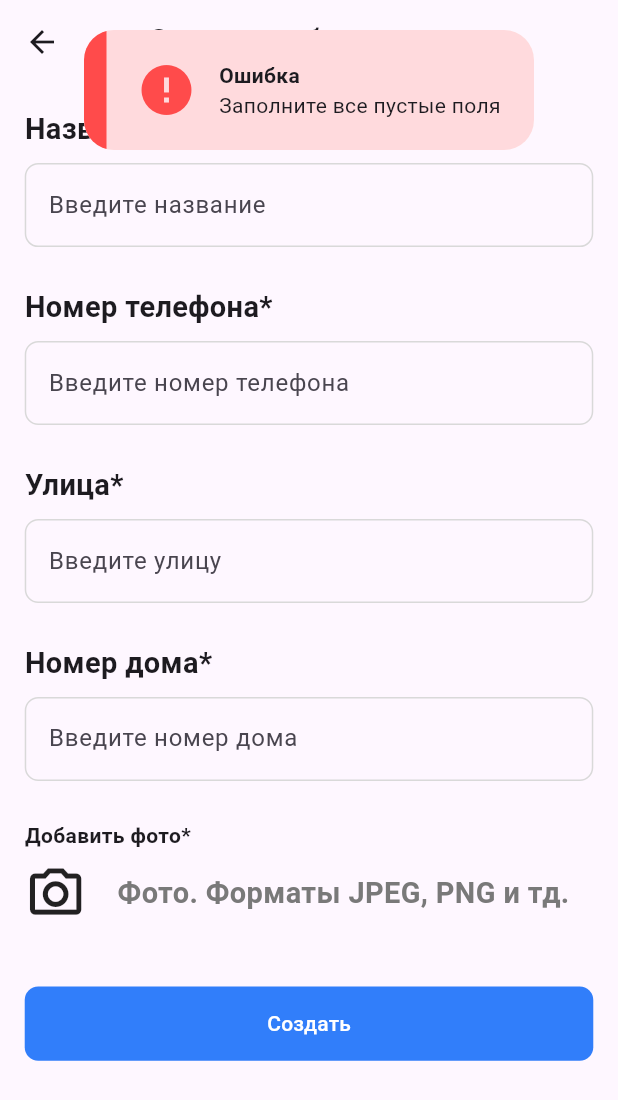
After one commit to leonid22231/gnext, a Flutter app: the CreateShopPage screen opened directly, after a tap on "Создать", on a phone screen of 412 x 824 dp. The commit adds this screen. Shown: the top 1100 px of the screen. Run offline on Flutter 3.47's test engine with Material 3 defaults, Android fonts, the light colour scheme and no system bars; our stand-ins replace animated_custom_dropdown, buttons_tabbar, device_info_plus, dio, file_picker, firebase_auth and 16 more; missing offline and left inert: address_search_field, audio_waveforms, bottom_picker, currency_converter, flutter_file_downloader, flutter_paypal_payment and 3 more; accounts and stored records are empty; generated files the repository leaves out were written again.

Commit message:
Add shop

```diff
--- a/app/lib/l10n/intl_ru.arb
+++ b/app/lib/l10n/intl_ru.arb
@@ -14,7 +14,9 @@
   "option2": "По городу",
   "go_to_chat": "Перейти в чат",
   "files": "Например, фото груза. Форматы: GIF, JPEG, PNG, TXT, PDF, DOC и тд.",
+  "files_photo": "Фото. Форматы JPEG, PNG и тд.",
   "warning_1": "Заполните все пустые поля",
+  "warning_3": "Выберите фотографию!",
   "reg": "Зарегистрироваться",
   "register": "Регистрация",
   "name": "Имя",
@@ -90,6 +92,14 @@
   "video": "Видео",
   "video_": "Видео (Камера)",
   "loading": "Загрузка...",
-  "preload_page1":"Добавить груз",
-  "preload_page2":"Стать перевозчиком"
+  "preload_page1": "Добавить груз",
+  "preload_page2": "Стать перевозчиком",
+  "create_shop": "Создать объявление",
+  "create_shop_name": "Введите название",
+  "create_shop_name_": "Название",
+  "create_shop_street": "Введите улицу",
+  "create_shop_street_": "Улица",
+  "create_shop_house": "Введите номер дома",
+  "create_shop_house_": "Номер дома",
+  "create": "Создать"
 }
--- a/app/lib/main_route.dart
+++ b/app/lib/main_route.dart
@@ -11,6 +11,7 @@ import 'package:app/pages/catalog_page.dart';
 import 'package:app/pages/search_page.dart';
 import 'package:app/pages/seconds/chat_page.dart';
 import 'package:app/pages/seconds/create_cargo.dart';
+import 'package:app/pages/seconds/create_shop.dart';
 import 'package:app/pages/transportation_page.dart';
 import 'package:app/utils/GlobalsColors.dart';
 import 'package:app/utils/GlobalsWidgets.dart';
@@ -35,6 +36,7 @@ class _MainRouteState extends State<MainRoute> {
   int activeTab = 0;
   final GlobalKey<SliderDrawerState> _sliderDrawerKey = GlobalKey<SliderDrawerState>();
   final GlobalKey<TransportationPageState> _transportationKey = GlobalKey<TransportationPageState>();
+  final GlobalKey<CatalogPageState> _shopKey = GlobalKey<CatalogPageState>();
   String selectTab = "";
   List<String> pages = [];
   Mode selectedMode = Mode.CITY;
@@ -412,13 +414,8 @@ class _MainRouteState extends State<MainRoute> {
           FloatingActionButton(
             heroTag: "btn1",
             onPressed: () {
-              Navigator.of(context)
-                  .push(MaterialPageRoute(
-                      builder: (context) => CreateCargoPage(
-                            mode: selectedMode,
-                          )))
-                  .then((value) {
-                _transportationKey.currentState?.update();
+              Navigator.of(context).push(MaterialPageRoute(builder: (context) => CreateShopPage())).then((value) {
+                _shopKey.currentState?.update();
               });
             },
             shape: RoundedRectangleBorder(borderRadius: BorderRadius.circular(50)),
@@ -582,7 +579,7 @@ class _MainRouteState extends State<MainRoute> {
         category: Categories.swap,
       );
     } else if (title.contains(S.of(context).page9)) {
-      return const CatalogPage(category: Categories.shop);
+      return CatalogPage(key: _shopKey, category: Categories.shop);
     } else if (title.contains(S.of(context).page10)) {
       return CustomChatPage(key: const Key("chat_4"), subscription: widget.userEntity.subscription, history: true, showTitle: false, title: S.of(context).page10, chatName: GlobalsWidgets.chats[4]);
     } else if (title.contains(S.of(context).page11)) {
--- a/app/lib/pages/catalog_page.dart
+++ b/app/lib/pages/catalog_page.dart
@@ -10,15 +10,15 @@ import 'package:flutter/material.dart';
 import 'package:responsive_sizer/responsive_sizer.dart';
 import 'package:url_launcher/url_launcher.dart';
 
-class CatalogPage extends StatefulWidget{
+class CatalogPage extends StatefulWidget {
   final Categories category;
-  const CatalogPage({required this.category,super.key});
+  const CatalogPage({required this.category, super.key});
 
   @override
-  State<StatefulWidget> createState() => _CatalogPageState();
+  State<StatefulWidget> createState() => CatalogPageState();
+}
 
-}
-class _CatalogPageState extends State<CatalogPage>{
+class CatalogPageState extends State<CatalogPage> {
   @override
   Widget build(BuildContext context) {
     return SingleChildScrollView(
@@ -26,63 +26,96 @@ class _CatalogPageState extends State<CatalogPage>{
         padding: EdgeInsets.all(5.w),
         child: FutureBuilder(
           future: findCompanies(),
-          builder: (context,snapshot){
-            if(snapshot.hasData){
+          builder: (context, snapshot) {
+            if (snapshot.hasData) {
               return Column(
-                children: snapshot.data!.map((e) => Column(
+                children: snapshot.data!
+                    .map((e) => Column(
                           children: [
                             _card(e),
-                    SizedBox(height: 1.h,)
+                            SizedBox(
+                              height: 1.h,
+                            )
                           ],
-                )).toList(),
+                        ))
+                    .toList(),
               );
-            }else{
-              return Center(child: Text(S.of(context).loading),);
+            } else {
+              debugPrint("Company error ${snapshot.error}");
+              return Center(
+                child: Text(S.of(context).loading),
+              );
             }
           },
         ),
       ),
     );
   }
-  Widget _card(CompanyEntity companyEntity){
+
+  Widget _card(CompanyEntity companyEntity) {
     return Container(
       width: double.maxFinite,
-        decoration: BoxDecoration(
-          borderRadius: BorderRadius.circular(15),
-          color: const Color(0xffEDEEEF)
-        ),
+      decoration: BoxDecoration(borderRadius: BorderRadius.circular(15), color: const Color(0xffEDEEEF)),
       child: Padding(
         padding: EdgeInsets.all(3.w),
         child: Column(
           crossAxisAlignment: CrossAxisAlignment.start,
           children: [
-              Align(alignment: Alignment.center,child: Text(companyEntity.name,style: TextStyle(fontSize: 16.sp, fontWeight: FontWeight.bold),),),
-              SizedBox(height: 1.h,),
-              companyEntity.image!=null?SizedBox(
+            Align(
+              alignment: Alignment.center,
+              child: Text(
+                companyEntity.name,
+                style: TextStyle(fontSize: 16.sp, fontWeight: FontWeight.bold),
+              ),
+            ),
+            SizedBox(
+              height: 1.h,
+            ),
+            companyEntity.image != null
+                ? SizedBox(
                     child: SizedBox(
                       width: double.maxFinite,
                       height: 20.h,
                       child: ClipRRect(
                         borderRadius: BorderRadius.circular(15),
-                    child: Image.network(GlobalsWidgets.getPhoto(companyEntity.image), fit: BoxFit.fill,),
+                        child: Image.network(
+                          GlobalsWidgets.getPhoto(companyEntity.image),
+                          fit: BoxFit.cover,
                         ),
                       ),
-              ):const SizedBox.shrink(),
+                    ),
+                  )
+                : const SizedBox.shrink(),
             Row(
               children: [
-                  Text(S.of(context).address,style: TextStyle(fontSize: 15.sp, color: Colors.black.withOpacity(0.6)),),
-                  SizedBox(width: 2.w,),
-                  Text("${companyEntity.address.street}, ${companyEntity.address.house}", style: TextStyle(fontSize: 15.sp, fontWeight: FontWeight.w500),)
+                Text(
+                  S.of(context).address,
+                  style: TextStyle(fontSize: 15.sp, color: Colors.black.withOpacity(0.6)),
+                ),
+                SizedBox(
+                  width: 2.w,
+                ),
+                Text(
+                  "${companyEntity.address.street}, ${companyEntity.address.house}",
+                  style: TextStyle(fontSize: 15.sp, fontWeight: FontWeight.w500),
+                )
               ],
             ),
-              Divider(height: 1.h,),
+            Divider(
+              height: 1.h,
+            ),
             Align(
               alignment: Alignment.centerRight,
-               child:  Row(
+              child: Row(
                 mainAxisSize: MainAxisSize.min,
                 children: [
-                   Text("+${companyEntity.phone}", style: TextStyle(fontSize: 16.sp),),
-                   SizedBox(width: 2.w,),
+                  Text(
+                    "+${companyEntity.phone}",
+                    style: TextStyle(fontSize: 16.sp),
+                  ),
+                  SizedBox(
+                    width: 2.w,
+                  ),
                   IconButton(
                     padding: EdgeInsets.zero,
                     constraints: const BoxConstraints(),
@@ -90,43 +123,48 @@ class _CatalogPageState extends State<CatalogPage>{
                     style: const ButtonStyle(
                       tapTargetSize: MaterialTapTargetSize.shrinkWrap, // the '2023' part
                     ),
-                     onPressed: (){
+                    onPressed: () {
                       launchUrl(Uri.parse("tel://+${companyEntity.phone}"));
-                     }, icon: const Icon(Icons.call), color: Colors.green,)
+                    },
+                    icon: const Icon(Icons.call),
+                    color: Colors.green,
+                  )
                 ],
               ),
             ),
-              (companyEntity.manager!=null && companyEntity.manager!.uid!=GlobalsWidgets.uid)?SizedBox(height: 1.h,):const SizedBox.shrink(),
-              (companyEntity.manager!=null && companyEntity.manager!.uid!=GlobalsWidgets.uid)?Align(
+            (companyEntity.manager != null && companyEntity.manager!.uid != GlobalsWidgets.uid)
+                ? SizedBox(
+                    height: 1.h,
+                  )
+                : const SizedBox.shrink(),
+            (companyEntity.manager != null && companyEntity.manager!.uid != GlobalsWidgets.uid)
+                ? Align(
                     alignment: Alignment.center,
                     child: SizedBox(
                       child: OutlinedButton(
-                      style: OutlinedButton.styleFrom(
-                          backgroundColor: Colors.transparent,
-                          side: BorderSide(color: GlobalsColor.blue),
-                          shape: RoundedRectangleBorder(
-                              borderRadius: BorderRadius.circular(9),
-                              side: BorderSide.none
-                          )
-                      ),
-                      onPressed: (){
+                          style: OutlinedButton.styleFrom(backgroundColor: Colors.transparent, side: BorderSide(color: GlobalsColor.blue), shape: RoundedRectangleBorder(borderRadius: BorderRadius.circular(9), side: BorderSide.none)),
+                          onPressed: () {
                             Dio dio = Dio();
                             RestClient client = RestClient(dio);
-                        client.findChat(GlobalsWidgets.uid, companyEntity.manager!.uid, null).then((value){
-                          Navigator.push(context,
-                              MaterialPageRoute(builder: (context)=>CustomChatPage(showTitle: true,title: companyEntity.name, chatName: value)));
+                            client.findChat(GlobalsWidgets.uid, companyEntity.manager!.uid, null).then((value) {
+                              Navigator.push(context, MaterialPageRoute(builder: (context) => CustomChatPage(showTitle: true, title: companyEntity.name, chatName: value)));
                             });
                           },
-                      child: Text(S.of(context).go_to_chat, style: TextStyle(color: GlobalsColor.blue),)
+                          child: Text(
+                            S.of(context).go_to_chat,
+                            style: TextStyle(color: GlobalsColor.blue),
+                          )),
                     ),
-                ),
-              ):const SizedBox.shrink(),
+                  )
+                : const SizedBox.shrink(),
           ],
         ),
       ),
     );
   }
-  Future<List<CompanyEntity>> findCompanies(){
+
+  update() => setState(() {});
+  Future<List<CompanyEntity>> findCompanies() {
     Dio dio = Dio();
     RestClient client = RestClient(dio);
     return client.findCompanies(GlobalsWidgets.uid, widget.category);
--- /dev/null
+++ b/app/lib/pages/seconds/create_shop.dart
@@ -0,0 +1,220 @@
+import 'dart:io';
+
+import 'package:app/api/RestClient.dart';
+import 'package:app/api/entity/enums/Categories.dart';
+import 'package:app/generated/l10n.dart';
+import 'package:app/utils/GlobalsWidgets.dart';
+import 'package:dio/dio.dart';
+import 'package:flutter/material.dart';
+import 'package:flutter/services.dart';
+import 'package:flutter/widgets.dart';
+import 'package:image_picker/image_picker.dart';
+import 'package:motion_toast/motion_toast.dart';
+import 'package:responsive_sizer/responsive_sizer.dart';
+
+class CreateShopPage extends StatefulWidget {
+  const CreateShopPage({super.key});
+
+  @override
+  State<StatefulWidget> createState() => _CreateShopState();
+}
+
+class _CreateShopState extends State<CreateShopPage> {
+  File? file;
+  String? name, number, street, house;
+  @override
+  Widget build(BuildContext context) {
+    return Scaffold(
+      appBar: AppBar(
+        centerTitle: true,
+        title: Text(S.of(context).create_shop),
+      ),
+      body: SingleChildScrollView(
+        child: Padding(
+          padding: EdgeInsets.all(2.h),
+          child: Column(
+            crossAxisAlignment: CrossAxisAlignment.start,
+            children: [
+              Text(
+                "${S.of(context).create_shop_name_}*",
+                style: TextStyle(fontWeight: FontWeight.bold, fontSize: 18.sp),
+              ),
+              SizedBox(height: 1.h),
+              SizedBox(
+                height: 8.h,
+                child: TextFormField(
+                  onChanged: (value) {
+                    name = value;
+                  },
+                  decoration: InputDecoration(
+                    hintText: S.of(context).create_shop_name,
+                    enabledBorder: OutlineInputBorder(borderRadius: BorderRadius.circular(9), borderSide: const BorderSide(color: Color(0xffD9D9D9))),
+                    focusedBorder: OutlineInputBorder(borderRadius: BorderRadius.circular(9), borderSide: const BorderSide(color: Color(0xffD9D9D9))),
+                  ),
+                ),
+              ),
+              SizedBox(
+                height: 2.h,
+              ),
+              Text(
+                "${S.of(context).number_phone}*",
+                style: TextStyle(fontWeight: FontWeight.bold, fontSize: 18.sp),
+              ),
+              SizedBox(height: 1.h),
+              SizedBox(
+                height: 8.h,
+                child: TextFormField(
+                  onChanged: (value) {
+                    number = value;
+                  },
+                  keyboardType: const TextInputType.numberWithOptions(decimal: true),
+                  inputFormatters: [
+                    FilteringTextInputFormatter.allow(RegExp('[0-9.,]+')),
+                  ],
+                  decoration: InputDecoration(
+                    hintText: S.of(context).number_phone_,
+                    enabledBorder: OutlineInputBorder(borderRadius: BorderRadius.circular(9), borderSide: const BorderSide(color: Color(0xffD9D9D9))),
+                    focusedBorder: OutlineInputBorder(borderRadius: BorderRadius.circular(9), borderSide: const BorderSide(color: Color(0xffD9D9D9))),
+                  ),
+                ),
+              ),
+              SizedBox(
+                height: 2.h,
+              ),
+              Text(
+                "${S.of(context).create_shop_street_}*",
+                style: TextStyle(fontWeight: FontWeight.bold, fontSize: 18.sp),
+              ),
+              SizedBox(height: 1.h),
+              SizedBox(
+                height: 8.h,
+                child: TextFormField(
+                  onChanged: (value) {
+                    street = value;
+                  },
+                  decoration: InputDecoration(
+                    hintText: S.of(context).create_shop_street,
+                    enabledBorder: OutlineInputBorder(borderRadius: BorderRadius.circular(9), borderSide: const BorderSide(color: Color(0xffD9D9D9))),
+                    focusedBorder: OutlineInputBorder(borderRadius: BorderRadius.circular(9), borderSide: const BorderSide(color: Color(0xffD9D9D9))),
+                  ),
+                ),
+              ),
+              SizedBox(
+                height: 2.h,
+              ),
+              Text(
+                "${S.of(context).create_shop_house_}*",
+                style: TextStyle(fontWeight: FontWeight.bold, fontSize: 18.sp),
+              ),
+              SizedBox(height: 1.h),
+              SizedBox(
+                height: 8.h,
+                child: TextFormField(
+                  onChanged: (value) {
+                    house = value;
+                  },
+                  decoration: InputDecoration(
+                    hintText: S.of(context).create_shop_house,
+                    enabledBorder: OutlineInputBorder(borderRadius: BorderRadius.circular(9), borderSide: const BorderSide(color: Color(0xffD9D9D9))),
+                    focusedBorder: OutlineInputBorder(borderRadius: BorderRadius.circular(9), borderSide: const BorderSide(color: Color(0xffD9D9D9))),
+                  ),
+                ),
+              ),
+              SizedBox(
+                height: 2.h,
+              ),
+              _photo("${S.of(context).add_photo}*", S.of(context).files_photo),
+              SizedBox(
+                height: 5.h,
+              ),
+              SizedBox(
+                height: 6.h,
+                width: double.maxFinite,
+                child: OutlinedButton(
+                    style: OutlinedButton.styleFrom(backgroundColor: const Color(0xff317EFA), side: BorderSide.none, shape: RoundedRectangleBorder(borderRadius: BorderRadius.circular(9))),
+                    onPressed: () {
+                      if (name != null && name!.isNotEmpty && number != null && number!.isNotEmpty && street != null && street!.isNotEmpty && house != null && house!.isNotEmpty) {
+                        if (file != null) {
+                          String numberPhone = "";
+                          if (number![0].contains("8")) {
+                            numberPhone += number!.replaceFirst("8", "7");
+                          } else {
+                            numberPhone += number!;
+                          }
+                          Dio dio = Dio();
+                          RestClient client = RestClient(dio);
+                          client.createCompany(GlobalsWidgets.uid, Categories.shop, name!, numberPhone, street!, house!, file).then((value) => Navigator.pop(context));
+                        } else {
+                          _displayErrorMotionToast(S.of(context).warning_3, context);
+                        }
+                      } else {
+                        _displayErrorMotionToast(S.of(context).warning_1, context);
+                      }
+                    },
+                    child: Text(
+                      S.of(context).create,
+                      style: const TextStyle(color: Colors.white),
+                    )),
+              )
+            ],
+          ),
+        ),
+      ),
+    );
+  }
+
+  void _displayErrorMotionToast(String error, BuildContext context) {
+    MotionToast.error(
+      title: Text(
+        S.of(context).error,
+        style: const TextStyle(
+          fontWeight: FontWeight.bold,
+        ),
+      ),
+      description: Text(error),
+      position: MotionToastPosition.top,
+      barrierColor: Colors.black.withOpacity(0.3),
+      width: 300,
+      height: 80,
+      dismissable: true,
+    ).show(context);
+  }
+
+  Widget _photo(String title, String text) {
+    return InkWell(
+      onTap: () async {
+        final ImagePicker picker = ImagePicker();
+        final XFile? video = await picker.pickImage(source: ImageSource.gallery);
+        debugPrint("Media ${video!.name}");
+        file = File.fromUri(Uri.parse(video.path));
+      },
+      child: Ink(
+        child: Column(
+          crossAxisAlignment: CrossAxisAlignment.start,
+          children: [
+            Text(
+              title,
+              style: const TextStyle(fontWeight: FontWeight.bold),
+            ),
+            SizedBox(
+              height: 1.h,
+            ),
+            Row(
+              crossAxisAlignment: CrossAxisAlignment.center,
+              children: [
+                Icon(
+                  Icons.photo_camera_outlined,
+                  size: 10.w,
+                ),
+                SizedBox(
+                  width: 5.w,
+                ),
+                Text(text, style: TextStyle(fontSize: 18.sp, fontWeight: FontWeight.bold, color: const Color(0xff797979)))
+              ],
+            ),
+          ],
+        ),
+      ),
+    );
+  }
+}
```
Also changed, not shown: app/lib/api/entity/CompanyEntity.g.dart, app/lib/generated/intl/messages_ru.dart, app/lib/generated/l10n.dart, 3 other files. Lines whose indentation alone changed are shown as unchanged.
